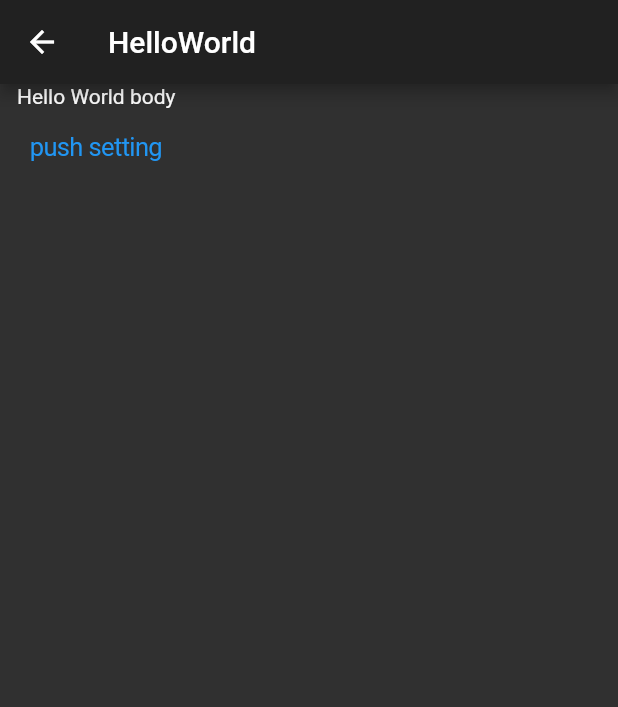
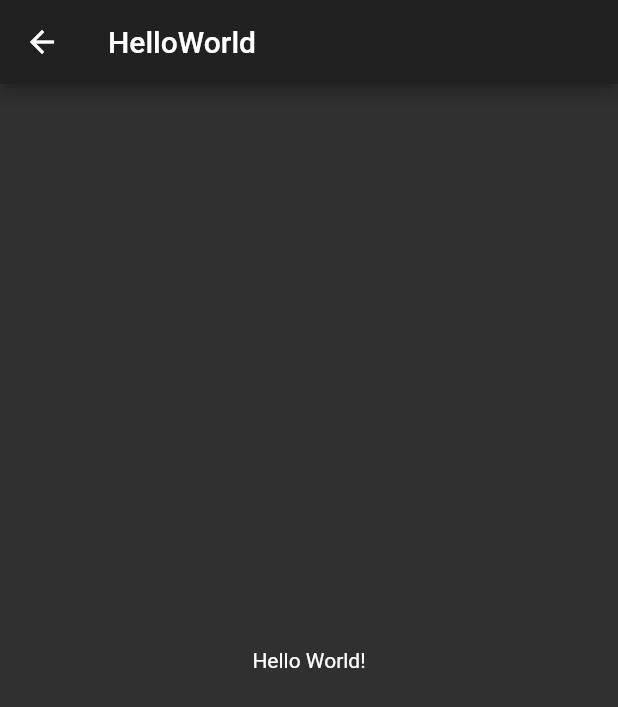
Before and after one commit to hiroyuki12/flutter_my_app, a Flutter app: the screen it shows after launch, on a phone screen of 412 x 824 dp. Shown: the top 707 px of the screen. Run offline on Flutter 3.47's test engine with Material 2 defaults, Android fonts, the phone set to English and light mode, and no system bars; our stand-ins replace device_info.

Commit message:
add Center Widget

```diff
--- a/lib/pages/HelloWorld.dart
+++ b/lib/pages/HelloWorld.dart
@@ -1,4 +1,3 @@
-import 'package:flutter/cupertino.dart';
 import 'package:flutter/material.dart';
 
 class HelloWorld extends StatefulWidget {
@@ -15,16 +14,8 @@ class _State extends State<HelloWorld> {
       appBar: AppBar(
         title: Text("HelloWorld"),
       ),
-      body: Column(
-        children: <Widget>[
-          Text('Hello World body'),
-          CupertinoButton(
-              child: Text('push setting'),
-              //onPressed: ()=> Navigator.popUntil(context, ModalRoute.withName("/setting")),
-              //onPressed: ()=> Navigator.of(context).pop(),
-              onPressed: ()=> Navigator.pushNamed(context, '/setting'),
-          ),
-        ],
+      body: Center(
+        child: Text('Hello World!'),
       ),
     );
   }
```
